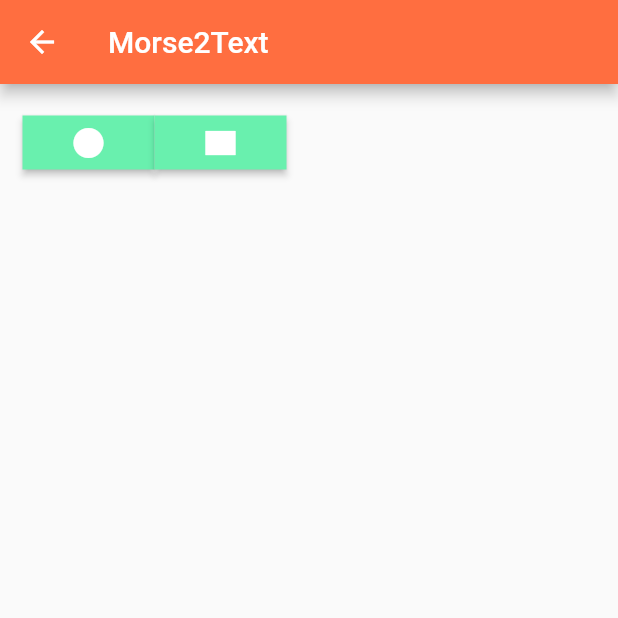
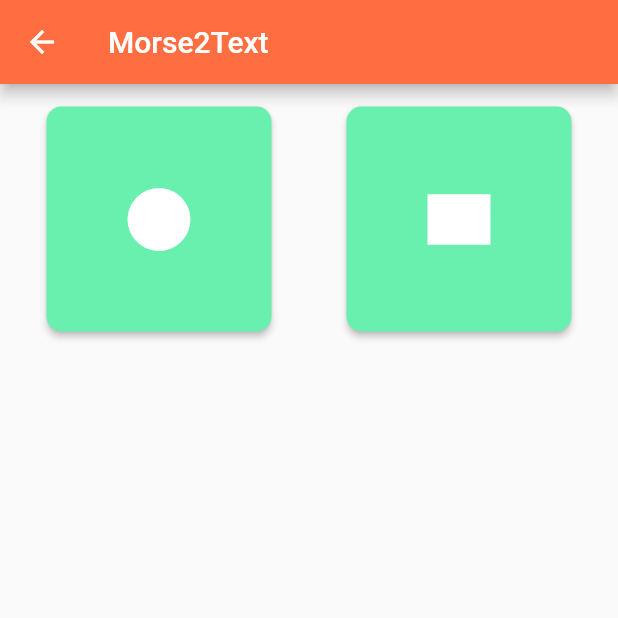
Before and after one commit to Skye023/Morse_Me, a Flutter app: the Morse2Text screen opened directly, on a phone screen of 412 x 824 dp, the top half of it. Run offline on Flutter 3.47's test engine with Material 2 defaults, Android fonts, the phone set to English and light mode, and no system bars; missing offline and left inert: dart:html.

Commit message:
Update Code

```diff
--- a/morse_me_v2/lib/converter.dart
+++ b/morse_me_v2/lib/converter.dart
@@ -1,3 +1,5 @@
+import 'dart:developer';
+
 import 'package:flutter/material.dart';
 
 class Morse2Text extends StatelessWidget {
@@ -7,29 +9,47 @@ class Morse2Text extends StatelessWidget {
   Widget build(BuildContext context) {
     return Scaffold(
         appBar: AppBar(
-          title: Text('Morse2Text'),
+          title: const Text('Morse2Text'),
           backgroundColor: Colors.deepOrangeAccent,
         ),
         body: SingleChildScrollView(
           child: Padding(
               padding: const EdgeInsets.all(15.0),
-              child: Row(children: <Widget>[
+              child: Row(
+                  mainAxisAlignment: MainAxisAlignment.center,
+                  children: <Widget>[
                     RawMaterialButton(
-                    onPressed: () {},
+                        onPressed: () {
+                          log('did');
+                        },
+                        constraints: BoxConstraints.tight(const Size(150, 150)),
+                        shape: RoundedRectangleBorder(
+                            borderRadius: BorderRadius.circular(10.0)),
                         fillColor: Colors.greenAccent,
                         hoverColor: Colors.green,
                         child: const Icon(
                           Icons.circle,
+                          size: 50.0,
                           color: Colors.white,
                         )),
+                    const SizedBox(
+                      width: 50,
+                    ),
                     RawMaterialButton(
-                    onPressed: () {},
+                      onPressed: () {
+                        log('dah');
+                      },
+                      constraints: BoxConstraints.tight(const Size(150, 150)),
+                      shape: RoundedRectangleBorder(
+                          borderRadius: BorderRadius.circular(10.0)),
                       fillColor: Colors.greenAccent,
                       hoverColor: Colors.green,
                       child: const Icon(
                         Icons.rectangle,
+                        size: 50.0,
                         color: Colors.white,
-                    ))
+                      ),
+                    )
                   ])),
         ));
   }
@@ -42,19 +62,26 @@ class Text2Morse extends StatelessWidget {
   Widget build(BuildContext context) {
     return Scaffold(
         appBar: AppBar(
-          title: Text('Text2Morse'),
+          title: const Text('Text2Morse'),
           backgroundColor: Colors.deepOrangeAccent,
         ),
         body: SingleChildScrollView(
           child: Padding(
               padding: const EdgeInsets.all(15.0),
               child: Column(children: <Widget>[
-                TextField(
+                const TextField(
                   decoration: InputDecoration(
                       prefixIcon: Icon(Icons.keyboard),
                       hintText: 'Text Input',
                       helperText: 'English Only!',
                       border: OutlineInputBorder()),
+                ),
+                ElevatedButton(
+                  onPressed: () {},
+                  child: const Icon(
+                    Icons.transform_rounded,
+                    size: 20.0,
+                  ),
                 )
               ])),
         ));
@@ -71,7 +98,7 @@ class ErrorPage extends StatelessWidget {
         title: const Text('ERROR!!!'),
       ),
       body: Center(
-        child: Text('This is an error verification page.'),
+        child: const Text('This is an error verification page.'),
       ),
     );
   }
```
Lines whose indentation alone changed are shown as unchanged.
